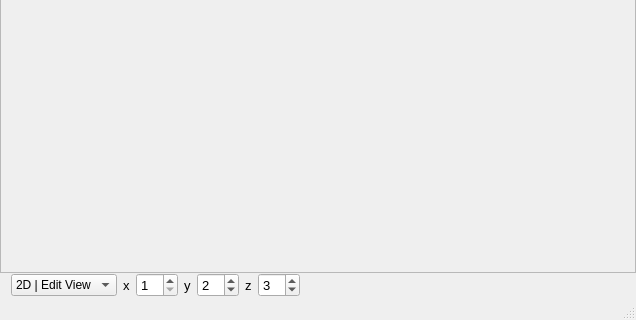
b4silio/MLDemos, file MLDemos/mldemos.ui: the form before one commit; both pictures show x 0 to 636 and y 155 to 475 of the 636 by 475 pixel window.
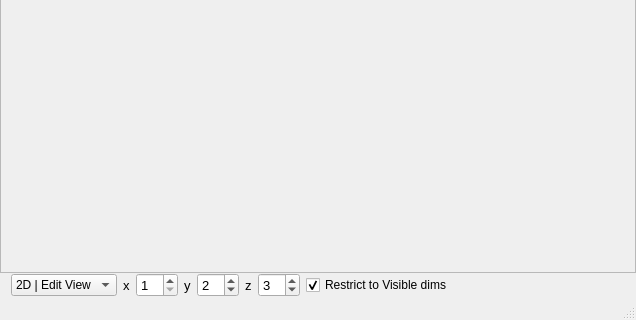
The form after the commit.

```diff
--- a/MLDemos/mldemos.ui
+++ b/MLDemos/mldemos.ui
@@ -80,7 +80,7 @@
     </item>
     <item>
      <widget class="QWidget" name="canvasControlsWidget" native="true">
-      <layout class="QHBoxLayout" name="horizontalLayout" stretch="0,1,2">
+      <layout class="QHBoxLayout" name="horizontalLayout" stretch="0,1,0,2">
        <property name="topMargin">
         <number>0</number>
        </property>
@@ -217,6 +217,24 @@
          </layout>
         </widget>
        </item>
+       <item>
+        <widget class="QCheckBox" name="restrictDimCheck">
+         <property name="font">
+          <font>
+           <pointsize>9</pointsize>
+          </font>
+         </property>
+         <property name="toolTip">
+          <string>&lt;html&gt;&lt;head/&gt;&lt;body&gt;&lt;p&gt;Restrict multi-dimensional data to visible dimensions for Classification, Clustering and Regression processing. Uncheck if you want to use more than two dimensions of the data.&lt;/p&gt;&lt;p&gt;&lt;br/&gt;&lt;/p&gt;&lt;p&gt;NOTE: Classification boundaries, Cluster regions, Regression lines are not visible when unchecked unless the data is strictly two-dimensional&lt;/p&gt;&lt;/body&gt;&lt;/html&gt;</string>
+         </property>
+         <property name="text">
+          <string>Restrict to Visible dims</string>
+         </property>
+         <property name="checked">
+          <bool>true</bool>
+         </property>
+        </widget>
+       </item>
        <item>
         <widget class="QLabel" name="status">
          <property name="sizePolicy">
```
Left out of the diff: 2 changed lines with no effect on the pictures.
